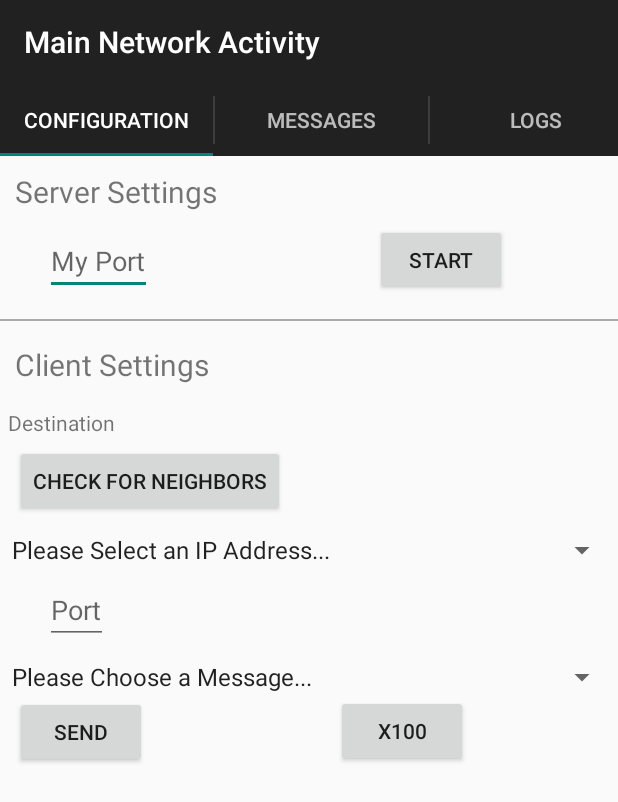
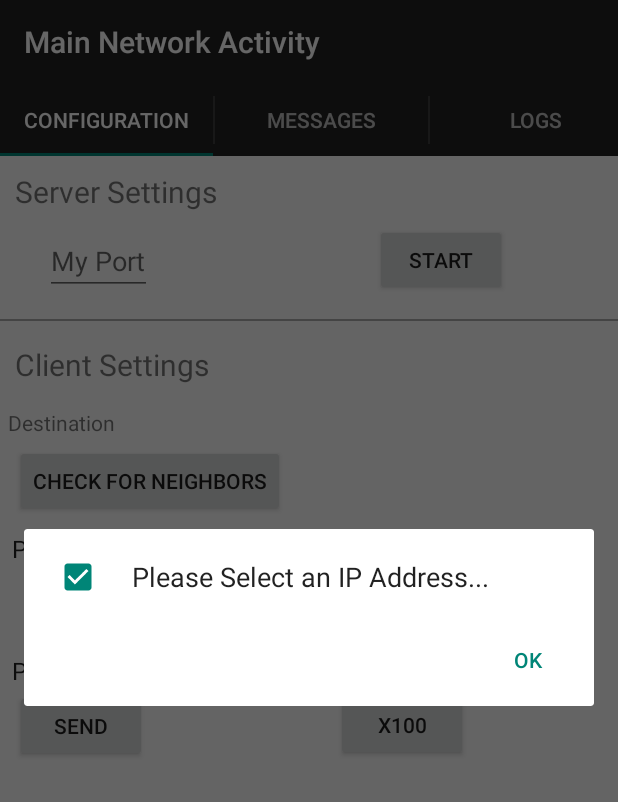
Before and after one commit to pesantacruz/utexas-ros-pkg, an Android app: the ConfigurationFragment screen opened directly, with no data from a screen before it, after a tap on "Please Select an IP Address...", on a phone screen of 412 x 824 dp. Shown: the top 802 px of the screen. Run offline under Robolectric (Android 15) with nearby library versions, the phone set to English and light mode, and no system bars.

Commit message:
Final changes
I included the multiple selection spinner with dialog since I couldn't
get the cleaner version to work. I left the original spinner code in,
but commented it out.
This commit also includes my changes to the message fragment.

```diff
--- a/android/NetworkAlignment/app/src/main/java/com/example/pesantacruz/networkalignment/ConfigurationFragment.java
+++ b/android/NetworkAlignment/app/src/main/java/com/example/pesantacruz/networkalignment/ConfigurationFragment.java
@@ -1,13 +1,8 @@
 package com.example.pesantacruz.networkalignment;
 
-import android.app.Activity;
-import android.content.Intent;
-import android.net.Uri;
 import android.os.Bundle;
 import android.support.v4.app.Fragment;
 import android.os.Handler;
-import android.support.v4.app.FragmentManager;
-import android.support.v4.app.FragmentTransaction;
 import android.text.method.ScrollingMovementMethod;
 import android.util.Log;
 import android.view.LayoutInflater;
@@ -23,6 +18,7 @@ import android.widget.TextView;
 import java.io.IOException;
 import java.net.Inet4Address;
 import java.net.InetAddress;
+import java.net.InetSocketAddress;
 import java.net.NetworkInterface;
 import java.net.ServerSocket;
 import java.net.Socket;
@@ -49,6 +45,7 @@ public class ConfigurationFragment extends Fragment {
 
     public int SERVERPORT;
     public int TARGET_SERVERPORT;
+    public String SENDING_IP;
     public String TARGET_SERVER_IP;
 
 
@@ -126,7 +123,7 @@ public class ConfigurationFragment extends Fragment {
         displaySearchMessage = (TextView) view.findViewById(R.id.searchtext);
         displaySearchMessage.setVisibility(View.GONE);
         displayRecMessage = (TextView) view.findViewById(R.id.texttoscreen);
-        displayRecMessage.setVisibility(View.GONE);
+        //displayRecMessage.setVisibility(View.GONE);
         neighbors = (Button) view.findViewById(R.id.neighbors);
         updateConversationHandler = new Handler();
         loggingManager = new LoggingManager();
@@ -143,7 +140,7 @@ public class ConfigurationFragment extends Fragment {
                     if (!inetAddress.isLoopbackAddress()) {
                         //Allows for only IPv4 addresses
                         if (inetAddress instanceof Inet4Address) {
-                            String ip = inetAddress.getHostAddress().toString();
+                            String ip = inetAddress.getHostAddress();
                             ips.add(ip);
                         }
 
@@ -155,35 +152,45 @@ public class ConfigurationFragment extends Fragment {
             Log.e("Error", obj.toString());
         }
 
-        //Create Spinner
-        spinner = (Spinner) view.findViewById(R.id.ip_spinner);
-        //Create an ArrayAdapter using a default spinner layout and an Arraylist
-        ArrayAdapter myAdapter = new ArrayAdapter<String>(this.getActivity(), android.R.layout.simple_spinner_item, ips) {
-            //Allows 'Please Select...' text to appear
+        //Create Multiple Selection Spinner
+        MultipleSelectionSpinner.MultiSpinnerListener listener = new MultipleSelectionSpinner.MultiSpinnerListener() {
             @Override
-            public View getDropDownView(int position, View convertView, ViewGroup parent) {
-                View v = null;
+            public void onItemsSelected(boolean[] selected) {
 
-                //If this is the initial dummy entry, make it hidden
-                if (position == 0) {
-                    TextView tv = new TextView(getContext());
-                    tv.setHeight(0);
-                    tv.setVisibility(View.GONE);
-                    v = tv;
-                } else {
-                    //Pass convertView as null to prevent reuse of special case views
-                    v = super.getDropDownView(position, null, parent);
-                }
-
-                //Hide scroll bar because it appears sometimes unnecessarily, this does not prevent scrolling
-                parent.setVerticalScrollBarEnabled(false);
-                return v;
             }
         };
-        //Specify layout to use when list of choices appears
-        myAdapter.setDropDownViewResource(android.R.layout.simple_spinner_dropdown_item);
-        //Apply adapter to spinner
-        spinner.setAdapter(myAdapter);
+        MultipleSelectionSpinner multiSpinner = (MultipleSelectionSpinner) view.findViewById(R.id.multi_spinner);
+        multiSpinner.setItems(ips, "Please Select an IP Address...", listener);
+
+//        //Create Spinner
+//        spinner = (Spinner) view.findViewById(R.id.ip_spinner);
+//        //Create an ArrayAdapter using a default spinner layout and an Arraylist
+//        ArrayAdapter myAdapter = new ArrayAdapter<String>(this.getActivity(), android.R.layout.simple_spinner_item, ips) {
+//            //Allows 'Please Select...' text to appear
+//            @Override
+//            public View getDropDownView(int position, View convertView, ViewGroup parent) {
+//                View v = null;
+//
+//                //If this is the initial dummy entry, make it hidden
+//                if (position == 0) {
+//                    TextView tv = new TextView(getContext());
+//                    tv.setHeight(0);
+//                    tv.setVisibility(View.GONE);
+//                    v = tv;
+//                } else {
+//                    //Pass convertView as null to prevent reuse of special case views
+//                    v = super.getDropDownView(position, null, parent);
+//                }
+//
+//                //Hide scroll bar because it appears sometimes unnecessarily, this does not prevent scrolling
+//                parent.setVerticalScrollBarEnabled(false);
+//                return v;
+//            }
+//        };
+//        //Specify layout to use when list of choices appears
+//        myAdapter.setDropDownViewResource(android.R.layout.simple_spinner_dropdown_item);
+//        //Apply adapter to spinner
+//        spinner.setAdapter(myAdapter);
 
         System.out.println("Server initialized...");
 
@@ -251,6 +258,11 @@ public class ConfigurationFragment extends Fragment {
                 try {
                     System.out.println("Trying to Accept...");
                     Socket incomingSocket = serverSocket.accept();    // This will block until there is an incoming socket
+
+                    InetSocketAddress whatever = (InetSocketAddress) incomingSocket.getRemoteSocketAddress();
+                    SENDING_IP = whatever.getHostName();
+
+                    System.out.println("Sending IP = " + SENDING_IP);
 
                     Thread communicationThread = new Thread(new CommunicationThread(incomingSocket));
                     communicationThread.start();
@@ -321,7 +333,14 @@ public class ConfigurationFragment extends Fragment {
 
         @Override
         public void run() {
-            displayRecMessage.setText(displayRecMessage.getText().toString() + "Client Says: " + recDataString + "\n");
+            final MainActivity2 act = (MainActivity2) getActivity();
+            act.runOnUiThread(new Runnable() {
+                @Override
+                public void run() {
+                    // This code will always run on the UI thread, therefore is safe to modify UI elements.
+                    act.mfrag.displayMessage.setText(displayRecMessage.getText().toString() + "Client " + SENDING_IP + " says: " + recDataString + "\n");
+                }
+            });
         }
     }
 
@@ -378,13 +397,14 @@ public class ConfigurationFragment extends Fragment {
             InetAddress inetAddress = null;
             String ip = "169.87.149.";
             //Checks 169.87.149.1 - 169.87.149.254
-            for (int i = 165; i < 169; i++) {
+            for (int i = 1; i < 255; i++) {
                 try {
                     inetAddress = InetAddress.getByName(ip + String.valueOf(i));
                     System.out.println("Trying: " + ip + i);
                     //Add IP to ArrayList if reachable and not already present
-                    if (inetAddress.isReachable(1000) && (!ips.contains(inetAddress.getHostName()))) {
-                        ips.add(inetAddress.getHostName());
+                    if (inetAddress.isReachable(1000) && (!ips.contains(inetAddress.toString().substring(1)))) {
+                        System.out.println("Found " + ip + i + " as neighbor");
+                        ips.add(inetAddress.toString().substring(1));
                     }
                 } catch (UnknownHostException e) {
                     e.printStackTrace();
--- a/android/NetworkAlignment/app/src/main/java/com/example/pesantacruz/networkalignment/MainActivity2.java
+++ b/android/NetworkAlignment/app/src/main/java/com/example/pesantacruz/networkalignment/MainActivity2.java
@@ -37,6 +37,7 @@ public class MainActivity2 extends ActionBarActivity implements ActionBar.TabLis
     ViewPager mViewPager;
     ConfigurationFragment cfrag;
     LogFragment lfrag;
+    MessagesFragment mfrag;
 
     @Override
     protected void onCreate(Bundle savedInstanceState) {
@@ -97,7 +98,8 @@ public class MainActivity2 extends ActionBarActivity implements ActionBar.TabLis
                     return cfrag;
 
                 case 1:
-                    return PlaceholderFragment.newInstance(position + 1);
+                    mfrag = MessagesFragment.newInstance();
+                    return mfrag;
                 case 2:
                     lfrag = LogFragment.newInstance();
                     return lfrag;
@@ -175,14 +177,14 @@ public class MainActivity2 extends ActionBarActivity implements ActionBar.TabLis
     }
 
     //Start Server Button
-    public void onClick_Start(View view) {
-        cfrag.onClick_Start(view);
-    }
-    //Button Press
+    public void onClick_Start(View view) { cfrag.onClick_Start(view); }
+
+    //Send Button Press
     public void onClick_Send(View view) {
         cfrag.onClick_Send(view);
     }
 
+    //Multisend Button Press
     public void onClick_Multisend(View v){
        cfrag.onClick_Multisend(v);
     }
--- a/android/NetworkAlignment/app/src/main/java/com/example/pesantacruz/networkalignment/MessagesFragment.java
+++ b/android/NetworkAlignment/app/src/main/java/com/example/pesantacruz/networkalignment/MessagesFragment.java
@@ -4,9 +4,11 @@ import android.app.Activity;
 import android.net.Uri;
 import android.os.Bundle;
 import android.support.v4.app.Fragment;
+import android.text.method.ScrollingMovementMethod;
 import android.view.LayoutInflater;
 import android.view.View;
 import android.view.ViewGroup;
+import android.widget.TextView;
 
 
 /**
@@ -24,10 +26,10 @@ public class MessagesFragment extends Fragment {
     private static final String ARG_PARAM2 = "param2";
 
     // TODO: Rename and change types of parameters
-    private String mParam1;
-    private String mParam2;
+    private String message;
+    public TextView displayMessage;
 
-    private OnFragmentInteractionListener mListener;
+    //private OnFragmentInteractionListener mListener;
 
     /**
      * Use this factory method to create a new instance of
@@ -38,11 +40,17 @@ public class MessagesFragment extends Fragment {
      * @return A new instance of fragment MessagesFragment.
      */
     // TODO: Rename and change types and number of parameters
-    public static MessagesFragment newInstance(String param1, String param2) {
+    public static MessagesFragment newInstance(String message) {
         MessagesFragment fragment = new MessagesFragment();
         Bundle args = new Bundle();
-        args.putString(ARG_PARAM1, param1);
-        args.putString(ARG_PARAM2, param2);
+        args.putString(ARG_PARAM1, message);
+        fragment.setArguments(args);
+        return fragment;
+    }
+
+    public static  MessagesFragment newInstance(){
+        MessagesFragment fragment = new MessagesFragment();
+        Bundle args = new Bundle();
         fragment.setArguments(args);
         return fragment;
     }
@@ -54,41 +62,30 @@ public class MessagesFragment extends Fragment {
     @Override
     public void onCreate(Bundle savedInstanceState) {
         super.onCreate(savedInstanceState);
-        if (getArguments() != null) {
-            mParam1 = getArguments().getString(ARG_PARAM1);
-            mParam2 = getArguments().getString(ARG_PARAM2);
-        }
+//        if (getArguments() != null) {
+//            mParam1 = getArguments().getString(ARG_PARAM1);
+//            mParam2 = getArguments().getString(ARG_PARAM2);
+//        }
     }
 
     @Override
     public View onCreateView(LayoutInflater inflater, ViewGroup container,
                              Bundle savedInstanceState) {
         // Inflate the layout for this fragment
-        return inflater.inflate(R.layout.fragment_messages, container, false);
-    }
-
-    // TODO: Rename method, update argument and hook method into UI event
-    public void onButtonPressed(Uri uri) {
-        if (mListener != null) {
-            mListener.onFragmentInteraction(uri);
-        }
+        View v = inflater.inflate(R.layout.fragment_messages, container, false);
+        displayMessage = (TextView) v.findViewById(R.id.messageView);
+        displayMessage.setText(message);
+        return v;
     }
 
     @Override
     public void onAttach(Activity activity) {
         super.onAttach(activity);
-        try {
-            mListener = (OnFragmentInteractionListener) activity;
-        } catch (ClassCastException e) {
-            throw new ClassCastException(activity.toString()
-                    + " must implement OnFragmentInteractionListener");
-        }
     }
 
     @Override
     public void onDetach() {
         super.onDetach();
-        mListener = null;
     }
 
     /**
@@ -101,9 +98,16 @@ public class MessagesFragment extends Fragment {
      * "http://developer.android.com/training/basics/fragments/communicating.html"
      * >Communicating with Other Fragments</a> for more information.
      */
-    public interface OnFragmentInteractionListener {
-        // TODO: Update argument type and name
-        public void onFragmentInteraction(Uri uri);
+
+//    public interface OnFragmentInteractionListener {
+//        // TODO: Update argument type and name
+//        public void onFragmentInteraction(Uri uri);
+//    }
+
+    @Override
+    public void onResume(){
+        super.onResume();
+        MainActivity2 act = (MainActivity2) getActivity();
+        displayMessage.setText(act.cfrag.loggingManager.getLog());
     }
-
 }
--- /dev/null
+++ b/android/NetworkAlignment/app/src/main/java/com/example/pesantacruz/networkalignment/MultipleSelectionSpinner.java
@@ -0,0 +1,109 @@
+package com.example.pesantacruz.networkalignment;
+
+import android.app.AlertDialog;
+import android.content.Context;
+import android.content.DialogInterface;
+import android.util.AttributeSet;
+import android.widget.ArrayAdapter;
+import android.widget.Spinner;
+
+import java.util.List;
+
+/**
+ * Created by Valerie on 7/20/2015.
+ */
+public class MultipleSelectionSpinner extends Spinner implements
+        DialogInterface.OnMultiChoiceClickListener, DialogInterface.OnCancelListener {
+
+    private List<String> items;
+    private boolean[] selected;
+    private String defaultText;
+    private MultiSpinnerListener listener;
+
+    public MultipleSelectionSpinner(Context context) {
+        super(context);
+    }
+
+    public MultipleSelectionSpinner(Context arg0, AttributeSet arg1) {
+        super(arg0, arg1);
+    }
+
+    public MultipleSelectionSpinner(Context arg0, AttributeSet arg1, int arg2) {
+        super(arg0, arg1, arg2);
+    }
+
+    @Override
+    public void onClick(DialogInterface dialog, int which, boolean isChecked) {
+        if (isChecked)
+            selected[which] = true;
+        else
+            selected[which] = false;
+    }
+
+    @Override
+    public void onCancel(DialogInterface dialog) {
+        // refresh text on spinner
+        StringBuffer spinnerBuffer = new StringBuffer();
+        boolean someUnselected = false;
+        for (int i = 0; i < items.size(); i++) {
+            if (selected[i] == true) {
+                spinnerBuffer.append(items.get(i));
+                spinnerBuffer.append(", ");
+            } else {
+                someUnselected = true;
+            }
+        }
+        String spinnerText;
+        if (someUnselected) {
+            spinnerText = spinnerBuffer.toString();
+            if (spinnerText.length() > 2)
+                spinnerText = spinnerText.substring(0, spinnerText.length() - 2);
+        } else {
+            spinnerText = defaultText;
+        }
+        ArrayAdapter<String> adapter = new ArrayAdapter<String>(getContext(),
+                android.R.layout.simple_spinner_item,
+                new String[] { spinnerText });
+        setAdapter(adapter);
+        listener.onItemsSelected(selected);
+    }
+
+    @Override
+    public boolean performClick() {
+        AlertDialog.Builder builder = new AlertDialog.Builder(getContext());
+        builder.setMultiChoiceItems(
+                items.toArray(new CharSequence[items.size()]), selected, this);
+        builder.setPositiveButton(android.R.string.ok,
+                new DialogInterface.OnClickListener() {
+
+                    @Override
+                    public void onClick(DialogInterface dialog, int which) {
+                        dialog.cancel();
+                    }
+                });
+        builder.setOnCancelListener(this);
+        builder.show();
+        return true;
+    }
+
+    public void setItems(List<String> items, String allText,
+                         MultiSpinnerListener listener) {
+        this.items = items;
+        this.defaultText = allText;
+        this.listener = listener;
+
+        // all selected by default
+        selected = new boolean[items.size()];
+        for (int i = 0; i < selected.length; i++)
+            selected[i] = true;
+
+        // all text on the spinner
+        ArrayAdapter<String> adapter = new ArrayAdapter<String>(getContext(),
+                android.R.layout.simple_spinner_item, new String[] { allText });
+        setAdapter(adapter);
+    }
+
+    public interface MultiSpinnerListener {
+        public void onItemsSelected(boolean[] selected);
+    }
+}
--- a/android/NetworkAlignment/app/src/main/res/layout/fragment_configuration.xml
+++ b/android/NetworkAlignment/app/src/main/res/layout/fragment_configuration.xml
@@ -1,7 +1,8 @@
 <FrameLayout xmlns:android="http://schemas.android.com/apk/res/android"
     xmlns:tools="http://schemas.android.com/tools" android:layout_width="match_parent"
     android:layout_height="match_parent"
-    tools:context="com.example.pesantacruz.networkalignment.ConfigurationFragment">
+    tools:context="com.example.pesantacruz.networkalignment.ConfigurationFragment"
+    android:focusableInTouchMode="true">
 
     <LinearLayout xmlns:android="http://schemas.android.com/apk/res/android"
         xmlns:tools="http://schemas.android.com/tools"
@@ -65,12 +66,18 @@
             android:layout_marginLeft="10dp"
             android:layout_marginTop="5dp" />
 
-        <Spinner
-            android:id="@+id/ip_spinner"
-            android:layout_width="fill_parent"
-            android:layout_height="wrap_content"
-            android:layout_marginTop="10dp"
-            android:spinnerMode="dropdown"/>
+        <!--<Spinner-->
+        <!--android:id="@+id/ip_spinner"-->
+        <!--android:layout_width="fill_parent"-->
+        <!--android:layout_height="wrap_content"-->
+        <!--android:layout_marginTop="10dp"-->
+        <!--android:spinnerMode="dropdown"/>-->
+
+        <com.example.pesantacruz.networkalignment.MultipleSelectionSpinner
+            android:id="@+id/multi_spinner"
+            android:layout_height="20dp"
+            android:layout_width="wrap_content"
+            android:layout_marginTop="10dp"/>
 
         <EditText
             android:id="@+id/target_port_text"
```
Also changed, not shown: android/NetworkAlignment/app/src/main/res/layout/fragment_messages.xml (+8 -3 lines).
